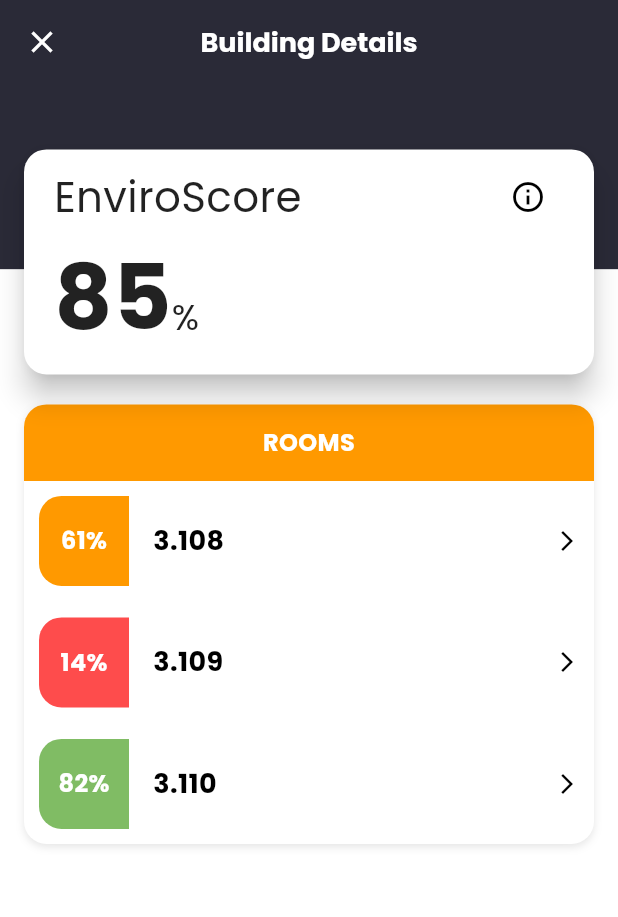
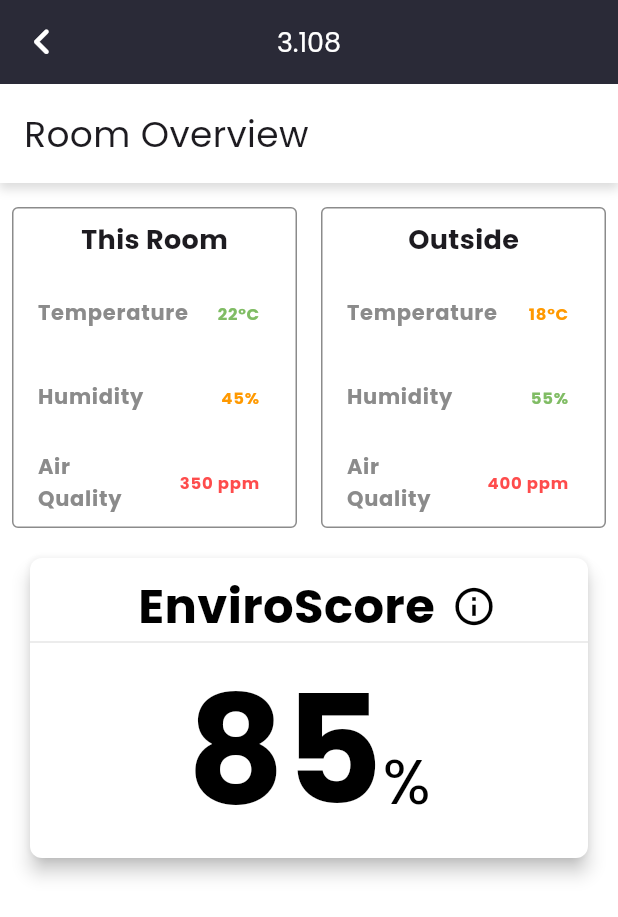
Before and after one commit to KempDewulf/envirosense-app, a Flutter app: the StatisticsDetailScreen screen opened by its route, after a tap on an icon or button, on a phone screen of 412 x 824 dp. Shown: the top 917 px of the screen. Run offline on Flutter 3.47's test engine with Material 3 defaults, Android fonts, the phone set to English and light mode, and no system bars; our stand-ins replace camera, dotted_border, firebase_auth, firebase_core, fl_chart, google_fonts and 3 more; accounts and stored records are empty.

Commit message:
add room details page

```diff
--- a/lib/main.dart
+++ b/lib/main.dart
@@ -12,6 +12,8 @@ import 'package:flutter/material.dart';
 import 'package:shared_preferences/shared_preferences.dart';
 import 'package:google_fonts/google_fonts.dart';
 import 'package:envirosense/views/login_screen.dart';
+
+import 'views/room_overview_screen.dart';
 
 void main() async {
   WidgetsFlutterBinding.ensureInitialized();
@@ -113,6 +115,10 @@ class _EnviroSenseAppState extends State<EnviroSenseApp> {
         '/addRoom': (context) => const AddRoomScreen(),
         '/addDevice': (context) => const AddDeviceScreen(),
         '/statisticsDetail': (context) => const StatisticsDetailScreen(),
+        '/roomOverview': (context) => RoomOverviewScreen(
+              roomName: (ModalRoute.of(context)?.settings.arguments
+                  as Map<String, dynamic>)['roomName'],
+        ),
       },
     );
   }
--- /dev/null
+++ b/lib/views/room_overview_screen.dart
@@ -0,0 +1,263 @@
+import 'package:envirosense/colors/colors.dart';
+import 'package:flutter/material.dart';
+
+class RoomOverviewScreen extends StatelessWidget {
+  final String roomName;
+
+  const RoomOverviewScreen({Key? key, required this.roomName}) : super(key: key);
+
+  @override
+  Widget build(BuildContext context) {
+    // Mock data for demonstration
+    final roomData = {
+      'Temperature': {'value': '22°C', 'status': 'good'},
+      'Humidity': {'value': '45%', 'status': 'medium'},
+      'Air Quality': {'value': '350 ppm', 'status': 'bad'},
+    };
+
+    final outsideData = {
+      'Temperature': {'value': '18°C', 'status': 'medium'},
+      'Humidity': {'value': '55%', 'status': 'good'},
+      'Air Quality': {'value': '400 ppm', 'status': 'bad'},
+    };
+
+    return Scaffold(
+      appBar: AppBar(
+        leading: IconButton(
+          icon: const Icon(Icons.keyboard_arrow_left_rounded),
+          iconSize: 35,
+          onPressed: () => Navigator.pop(context),
+        ),
+        backgroundColor: AppColors.primaryColor,
+        foregroundColor: AppColors.whiteColor,
+        title: Text(
+          roomName,
+          style: const TextStyle(
+            fontSize: 18,
+          ),
+        ),
+        centerTitle: true,
+        elevation: 0,
+      ),
+      body: Column(
+        children: [
+          Container(
+            width: double.infinity,
+            padding: const EdgeInsets.all(16),
+            decoration: BoxDecoration(
+              color: AppColors.whiteColor,
+              boxShadow: [
+                BoxShadow(
+                  color: AppColors.accentColor.withOpacity(0.3),
+                  spreadRadius: 1,
+                  blurRadius: 5,
+                  offset: const Offset(0, 3),
+                ),
+              ],
+            ),
+            child: const Text(
+              'Room Overview',
+              style: TextStyle(
+                fontSize: 24,
+                fontWeight: FontWeight.normal,
+              ),
+              textAlign: TextAlign.left,
+            ),
+          ),
+          const SizedBox(height: 16),
+          Padding(
+            padding: const EdgeInsets.symmetric(horizontal: 8.0),
+            child: Row(
+              children: [
+                Expanded(
+                  child: DataDisplayBox(
+                    title: 'This Room',
+                    data: roomData,
+                  ),
+                ),
+                const SizedBox(width: 16),
+                Expanded(
+                  child: DataDisplayBox(
+                    title: 'Outside',
+                    data: outsideData,
+                  ),
+                ),
+              ],
+            ),
+          ),
+          const SizedBox(height: 16),
+          Padding(
+            padding: const EdgeInsets.symmetric(horizontal: 16.0),
+            child: Card(
+              shape: RoundedRectangleBorder(
+                borderRadius: BorderRadius.circular(8.0),
+              ),
+              elevation: 5,
+              child: Container(
+                padding: const EdgeInsets.only(top: 8),
+                height: 200, // Reduced height since removing button
+                child: Column(
+                  mainAxisAlignment: MainAxisAlignment.spaceBetween,
+                  children: [
+                    Row(
+                      mainAxisAlignment: MainAxisAlignment.center,
+                      children: [
+                        const SizedBox(width: 20),
+                        const Text(
+                          'EnviroScore',
+                          style: TextStyle(
+                            fontSize: 32,
+                            fontWeight: FontWeight.bold,
+                            color: AppColors.blackColor,
+                          ),
+                        ),
+                        const SizedBox(width: 2),
+                        IconButton(
+                          padding: EdgeInsets.zero,
+                          constraints: const BoxConstraints(
+                            minWidth: 24,
+                            minHeight: 24,
+                          ),
+                          icon: const Icon(
+                            Icons.info_outline,
+                            size: 30,
+                            color: AppColors.blackColor,
+                          ),
+                          onPressed: () {
+                            showDialog(
+                              context: context,
+                              builder: (BuildContext context) {
+                                return AlertDialog(
+                                  shape: RoundedRectangleBorder(
+                                    borderRadius: BorderRadius.circular(15),
+                                  ),
+                                  title: const Text(
+                                    'About EnviroScore',
+                                    style: TextStyle(
+                                      fontSize: 18,
+                                      fontWeight: FontWeight.bold,
+                                    ),
+                                  ),
+                                  content: const Text(
+                                    'EnviroScore is a measure of environmental quality based on various factors including air quality, temperature, and humidity levels in your space.',
+                                    style: TextStyle(fontSize: 14),
+                                  ),
+                                  actions: [
+                                    TextButton(
+                                      onPressed: () => Navigator.pop(context),
+                                      child: const Text(
+                                        'Got it',
+                                        style: TextStyle(color: AppColors.primaryColor),
+                                      ),
+                                    ),
+                                  ],
+                                );
+                              },
+                            );
+                          },
+                        ),
+                      ],
+                    ),
+                    const Divider(
+                      color: AppColors.lightGrayColor,
+                      thickness: 1,
+                      height: 0,
+                    ),
+                    const Row(
+                      mainAxisAlignment: MainAxisAlignment.center,
+                      crossAxisAlignment: CrossAxisAlignment.baseline,
+                      textBaseline: TextBaseline.alphabetic,
+                      children: [
+                        Text(
+                          '85',
+                          style: TextStyle(
+                            fontSize: 100,
+                            fontWeight: FontWeight.bold,
+                            color: AppColors.blackColor,
+                          ),
+                        ),
+                        Text(
+                          '%',
+                          style: TextStyle(
+                            fontSize: 42,
+                            fontWeight: FontWeight.normal,
+                            color: AppColors.blackColor,
+                          ),
+                        ),
+                      ],
+                    ),
+                  ],
+                ),
+              ),
+            ),
+          ),
+        ],
+      ),
+    );
+  }
+}
+
+class DataDisplayBox extends StatelessWidget {
+  final String title;
+  final Map<String, Map<String, dynamic>> data; // Updated type to include status
+
+  const DataDisplayBox({
+    super.key,
+    required this.title,
+    required this.data,
+  });
+
+  Color _getStatusColor(String status) {
+    switch (status.toLowerCase()) {
+      case 'good':
+        return AppColors.greenColor;
+      case 'bad':
+        return AppColors.redColor;
+      case 'medium':
+        return AppColors.secondaryColor;
+      default:
+        return AppColors.blackColor;
+    }
+  }
+
+  @override
+  Widget build(BuildContext context) {
+    return Container(
+      decoration: BoxDecoration(
+        border: Border.all(color: AppColors.accentColor),
+        borderRadius: BorderRadius.circular(4.0),
+      ),
+      child: Column(
+        children: [
+          Padding(
+            padding: const EdgeInsets.all(8.0),
+            child: Text(
+              title,
+              style: const TextStyle(
+                fontSize: 18,
+                fontWeight: FontWeight.bold,
+              ),
+            ),
+          ),
+          ...data.entries.map((entry) => ListTile(
+                title: Text(
+                  entry.key,
+                  style: const TextStyle(
+                    fontSize: 14,
+                    fontWeight: FontWeight.bold,
+                    color: AppColors.accentColor,
+                  ),
+                ),
+                trailing: Text(
+                  entry.value['value'],
+                  style: TextStyle(
+                    fontWeight: FontWeight.bold,
+                    color: _getStatusColor(entry.value['status']),
+                  ),
+                ),
+              )),
+        ],
+      ),
+    );
+  }
+}
```
